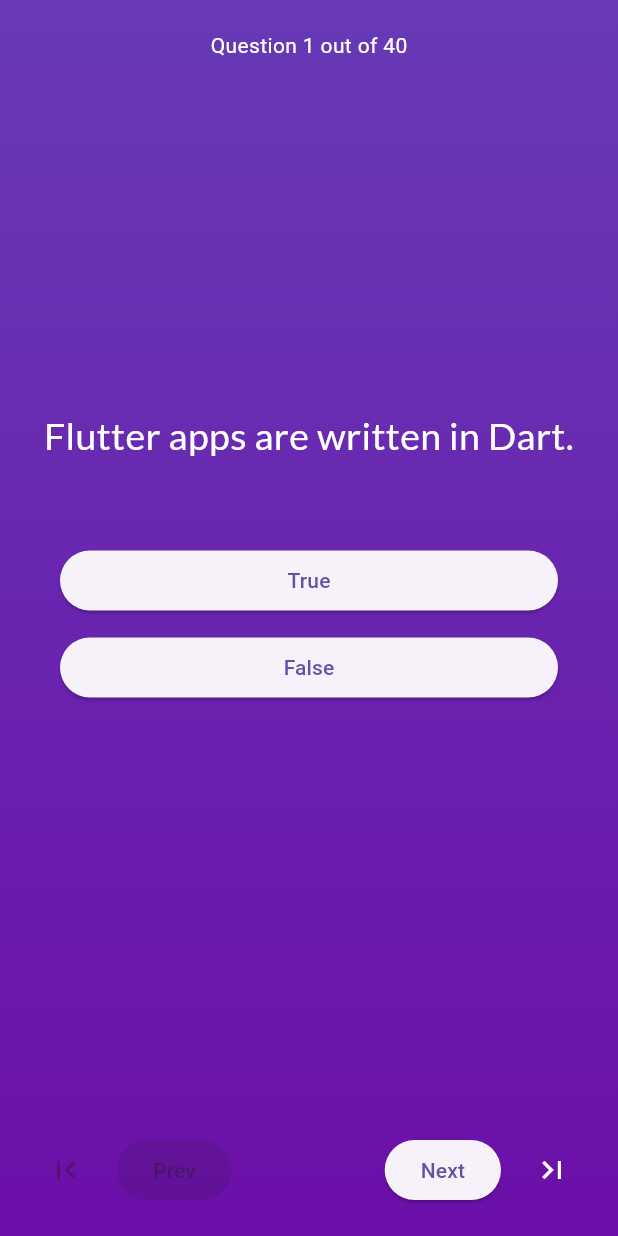
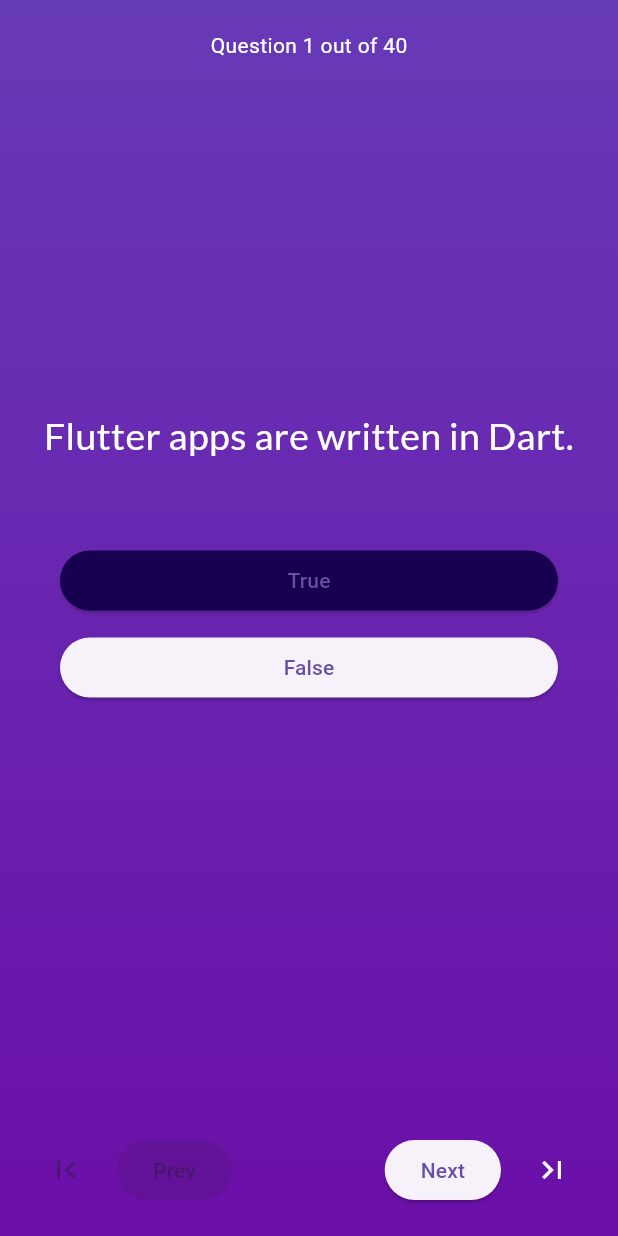
Before and after one commit to lonewanderer27/flutter-dart-projects, a Flutter app: the screen it shows after launch, after a tap on "Start Quiz", after a tap on "True", on a phone screen of 412 x 824 dp. Run offline on Flutter 3.47's test engine with Material 3 defaults, Android fonts, the light colour scheme and no system bars; our stand-ins replace audioplayers, fluttertoast, google_fonts, lottie.

Commit message:
fix: setting answers for MultipleChoiceQuestions

```diff
--- /dev/null
+++ b/quiz_app/lib/models/answer.dart
@@ -0,0 +1,11 @@
+import 'package:quiz_app/models/question.dart';
+
+class Answer {
+  final Question question;
+  final dynamic userAnswer;
+
+  const Answer(
+      {required this.question, required this.userAnswer});
+
+  bool get isCorrect => question.checkAnswer(userAnswer);
+}
--- a/quiz_app/lib/screens/questions.dart
+++ b/quiz_app/lib/screens/questions.dart
@@ -1,37 +1,48 @@
 import 'package:flutter/material.dart';
 import 'package:google_fonts/google_fonts.dart';
-import 'package:quiz_app/data/questions.dart';
+import 'package:quiz_app/models/answer.dart';
 import 'package:quiz_app/models/question.dart';
 import 'package:quiz_app/widgets/choices.dart';
 
 class Questions extends StatefulWidget {
-  const Questions({super.key});
+  final List<Question> questions;
+  final List<Answer> answers;
+  final void Function(String answer, Question question, int no) chooseAnswer;
+  const Questions(
+      {super.key,
+      required this.questions,
+      required this.answers,
+      required this.chooseAnswer});
 
   @override
   State<Questions> createState() => _QuestionsState();
 }
 
 class _QuestionsState extends State<Questions> {
+  late List<Question> _questions;
+  late List<Answer> _answers;
   int currentNo = 0;
   late Question currentQuestion;
 
   @override
   void initState() {
     super.initState();
-    // shuffle questions
-    questions.shuffle();
+    _questions = widget.questions;
+    _answers = widget.answers;
 
-    currentQuestion = questions.elementAt(currentNo);
+    currentQuestion = _questions.elementAt(currentNo);
   }
 
   void _setAnswer(String answer) {
-    print('Q: ${currentQuestion.questionText}\nUser: $answer');
+    setState(() {
+      widget.chooseAnswer(answer, currentQuestion, currentNo);
+    });
   }
 
   void _updateQuestion() {
     setState(() {
-      currentQuestion = questions.elementAt(currentNo);
-      print('Current question: $currentQuestion');
+      currentQuestion = _questions.elementAt(currentNo);
+      debugPrint('Current question: $currentQuestion');
     });
   }
 
@@ -44,13 +55,13 @@
 
   void _lastQuestion() {
     setState(() {
-      currentNo = questions.length - 1;
+      currentNo = _questions.length - 1;
       _updateQuestion();
     });
   }
 
   void _nextQuestion() {
-    if (currentNo == questions.length - 1) return;
+    if (currentNo == _questions.length - 1) return;
     setState(() {
       currentNo++;
       _updateQuestion();
@@ -75,7 +86,7 @@
           children: [
             Column(
               children: [
-                Text('Question ${currentNo + 1} out of ${questions.length}',
+                Text('Question ${currentNo + 1} out of ${_questions.length}',
                     style: TextStyle(color: Colors.white))
               ],
             ),
@@ -89,7 +100,10 @@
                   textAlign: TextAlign.center,
                 ),
                 SizedBox(height: 30),
-                Choices(question: currentQuestion, setAnswer: _setAnswer),
+                Choices(
+                    question: currentQuestion,
+                    setAnswer: _setAnswer,
+                    answer: _answers.elementAtOrNull(currentNo)),
                 SizedBox(height: 30),
               ],
             ),
@@ -117,14 +131,14 @@
                     Row(
                       children: [
                         ElevatedButton.icon(
-                            onPressed: currentNo == questions.length - 1
+                            onPressed: currentNo == _questions.length - 1
                                 ? null
                                 : _nextQuestion,
                             label: Text('Next')),
                         Padding(
                           padding: EdgeInsets.only(left: 10),
                           child: IconButton(
-                            onPressed: currentNo == questions.length - 1
+                            onPressed: currentNo == _questions.length - 1
                                 ? null
                                 : _lastQuestion,
                             icon: Icon(Icons.last_page),
--- a/quiz_app/lib/screens/quiz.dart
+++ b/quiz_app/lib/screens/quiz.dart
@@ -1,5 +1,11 @@
+import 'dart:developer';
+
 import 'package:flutter/material.dart';
+import 'package:quiz_app/data/questions.dart';
+import 'package:quiz_app/models/answer.dart';
+import 'package:quiz_app/models/question.dart';
 import 'package:quiz_app/screens/questions.dart';
+import 'package:quiz_app/screens/result.dart';
 import 'package:quiz_app/screens/start.dart';
 
 class Quiz extends StatefulWidget {
@@ -10,18 +16,64 @@
 }
 
 class _QuizState extends State<Quiz> {
+  late List<Question> _questions;
+  late List<Answer> _answers;
   late Widget _activeScreen;
+
+  void _chooseAnswer(String answer, Question question, int no) {
+    debugPrint('Received answer: $answer');
+
+    setState(() {
+      if (_answers.elementAtOrNull(no) != null) {
+        // there's already a previous answer in this index
+        _answers[no] = Answer(question: question, userAnswer: answer);
+      } else {
+        // otherwise we're adding a new answer
+        _answers.insert(
+          no,
+          Answer(question: question, userAnswer: answer),
+        );
+      }
+    });
+    inspect(_answers);
+  }
 
   void _startQuiz() {
     setState(() {
-      _activeScreen = const Questions();
+      // make a new copy of the questions
+      List<Question> newQuestions = questions;
+
+      // shuffle the questions
+      newQuestions.shuffle();
+
+      // assign it to our local var of questions
+      _questions = newQuestions;
+
+      // grow our answers list based on the length of the questions
+      // _answers = List.filled(_questions.length,
+      //     _ => Answer(question: questions[0], userAnswer: '', no: index),
+      //     growable: true);
+      _answers = List.generate(_questions.length,
+          (_) => Answer(question: questions[0], userAnswer: ''));
+
+      // instantiate our new questions screen
+      _activeScreen = Questions(
+          questions: _questions,
+          answers: _answers,
+          chooseAnswer: _chooseAnswer);
+    });
+  }
+
+  void _finishQuiz() {
+    setState(() {
+      _activeScreen = const ResultScreen();
     });
   }
 
   @override
   void initState() {
+    super.initState();
     _activeScreen = StartScreen(_startQuiz);
-    super.initState();
   }
 
   @override
--- a/quiz_app/lib/widgets/choices.dart
+++ b/quiz_app/lib/widgets/choices.dart
@@ -1,7 +1,5 @@
-import 'dart:io';
-
 import 'package:flutter/material.dart';
-import 'package:flutter/services.dart';
+import 'package:quiz_app/models/answer.dart';
 import 'package:quiz_app/models/fill_in_the_blank_question.dart';
 import 'package:quiz_app/models/multiple_choice_question.dart';
 import 'package:quiz_app/models/ordering_question.dart';
@@ -10,13 +8,20 @@
 import 'package:quiz_app/widgets/answer_button.dart';
 
 class Choices extends StatelessWidget {
-  const Choices({super.key, required this.question, required this.setAnswer});
+  const Choices(
+      {super.key,
+      required this.question,
+      required this.setAnswer,
+      this.answer});
 
   final Question question;
-  final void Function(String) setAnswer;
+  final Answer? answer;
+  final void Function(String answer) setAnswer;
 
   @override
   Widget build(BuildContext context) {
+    debugPrint("Answer: ${answer?.userAnswer}");
+
     return Padding(
       padding: EdgeInsets.all(20),
       child: Center(
@@ -26,7 +31,7 @@
           children: [
             if (question is MultipleChoiceQuestion) ...[
               ...(question as MultipleChoiceQuestion)
-                  .getShuffledAnswers
+                  .answers
                   .map((opt) {
                 return Padding(
                     padding: EdgeInsets.symmetric(vertical: 5),
@@ -34,25 +39,30 @@
                         label: opt,
                         onPressed: () {
                           setAnswer(opt);
-                        }));
+                        },
+                        selected: answer?.userAnswer == opt));
               })
             ],
             if (question is TrueFalseQuestion) ...[
               Padding(
                 padding: EdgeInsets.symmetric(vertical: 5),
                 child: AnswerButton(
-                    label: 'True',
-                    onPressed: () {
-                      setAnswer('true');
-                    }),
+                  label: 'True',
+                  onPressed: () {
+                    setAnswer(true.toString());
+                  },
+                  selected: answer?.userAnswer == true.toString(),
+                ),
               ),
               Padding(
                 padding: EdgeInsets.symmetric(vertical: 5),
                 child: AnswerButton(
                     label: 'False',
                     onPressed: () {
-                      setAnswer('false');
-                    }),
+                      setAnswer(false.toString());
+                    },
+                    selected: answer?.userAnswer == false.toString(),
+                ),
               )
             ],
             if (question is FillInTheBlankQuestion) ...[
```
